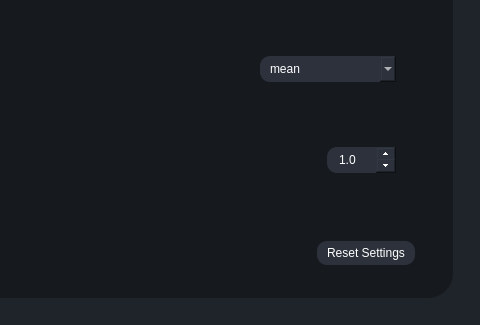
Qt form testRVEInterface.ui (TNTwise/Rife-ESRGAN-App-Linux-QT) before a commit; both pictures show x 507 to 987 and y 382 to 707 of the 987 by 707 pixel window.
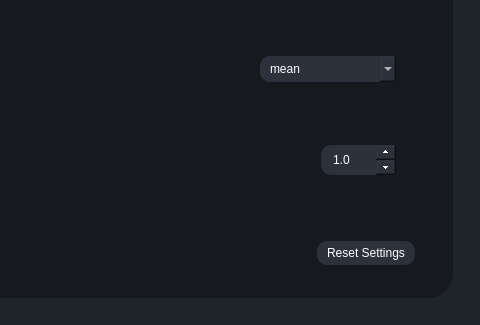
The same form after that commit. The open tabs and pages were chosen to show the change. Icons and pictures are not drawn.

Patch:
```diff
--- a/testRVEInterface.ui
+++ b/testRVEInterface.ui
@@ -2590,8 +2590,8 @@
                              <widget class="QDoubleSpinBox" name="scene_change_detection_threshold">
                               <property name="minimumSize">
                                <size>
-                                <width>51</width>
-                                <height>0</height>
+                                <width>75</width>
+                                <height>30</height>
                                </size>
                               </property>
                               <property name="decimals">
```
